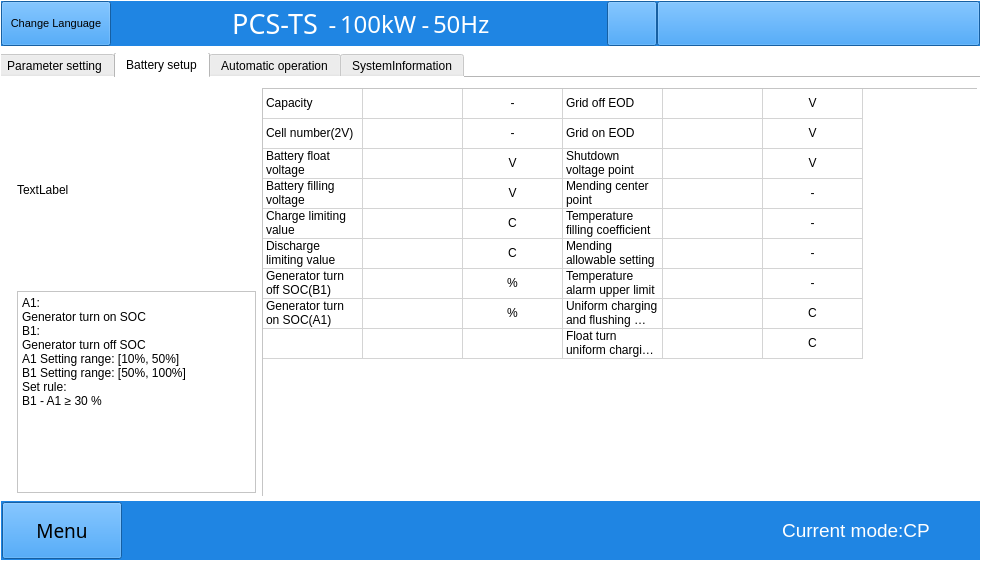
megarevolpr/Win, file win.ui: the form before one commit.
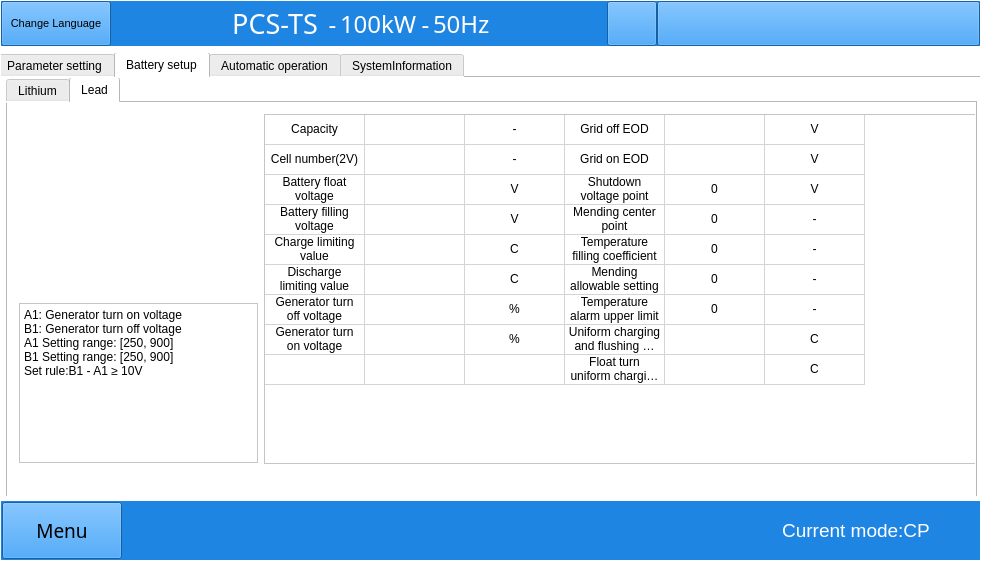
The form after the commit. The open tabs and pages were chosen to show the change. Icons and pictures are not drawn.

```diff
--- a/win.ui
+++ b/win.ui
@@ -8032,7 +8032,7 @@
         <attribute name="title">
          <string>Battery setup</string>
         </attribute>
-        <widget class="QStackedWidget" name="BatterSet_stackedWidget">
+        <widget class="QTabWidget" name="BatterSet_tabWidget">
          <property name="geometry">
           <rect>
            <x>9</x>
@@ -8044,392 +8044,10 @@
          <property name="currentIndex">
           <number>1</number>
          </property>
-         <widget class="QWidget" name="Lead_stackedWidgetPage">
-          <widget class="QWidget" name="horizontalLayoutWidget_10">
-           <property name="geometry">
-            <rect>
-             <x>0</x>
-             <y>0</y>
-             <width>973</width>
-             <height>421</height>
-            </rect>
-           </property>
-           <layout class="QHBoxLayout" name="horizontalLayout_30">
-            <item>
-             <layout class="QVBoxLayout" name="verticalLayout_38">
-              <item>
-               <widget class="QLabel" name="label_23">
-                <property name="minimumSize">
-                 <size>
-                  <width>239</width>
-                  <height>203</height>
-                 </size>
-                </property>
-                <property name="maximumSize">
-                 <size>
-                  <width>239</width>
-                  <height>203</height>
-                 </size>
-                </property>
-                <property name="styleSheet">
-                 <string notr="true">border-image: url(:/new_ui/UI/BatterySOC.png);</string>
-                </property>
-                <property name="text">
-                 <string>TextLabel</string>
-                </property>
-               </widget>
-              </item>
-              <item>
-               <widget class="QPlainTextEdit" name="plainTextEdit_2">
-                <property name="minimumSize">
-                 <size>
-                  <width>239</width>
-                  <height>202</height>
-                 </size>
-                </property>
-                <property name="maximumSize">
-                 <size>
-                  <width>239</width>
-                  <height>202</height>
-                 </size>
-                </property>
-                <property name="plainText">
-                 <string>A1: 
-Generator turn on SOC
-B1: 
-Generator turn off SOC
-A1 Setting range: [10%, 50%]
-B1 Setting range: [50%, 100%]
-Set rule:
-B1 - A1 ≥ 30 %
-</string>
-                </property>
-               </widget>
-              </item>
-             </layout>
-            </item>
-            <item>
-             <widget class="QTableWidget" name="Lead_Tab">
-              <property name="minimumSize">
-               <size>
-                <width>721</width>
-                <height>414</height>
-               </size>
-              </property>
-              <property name="maximumSize">
-               <size>
-                <width>721</width>
-                <height>414</height>
-               </size>
-              </property>
-              <attribute name="horizontalHeaderVisible">
-               <bool>false</bool>
-              </attribute>
-              <attribute name="verticalHeaderVisible">
-               <bool>false</bool>
-              </attribute>
-              <row>
-               <property name="text">
-                <string>New Row</string>
-               </property>
-              </row>
-              <row>
-               <property name="text">
-                <string>New Row</string>
-               </property>
-              </row>
-              <row>
-               <property name="text">
-                <string>New Row</string>
-               </property>
-              </row>
-              <row>
-               <property name="text">
-                <string>New Row</string>
-               </property>
-              </row>
-              <row>
-               <property name="text">
-                <string>New Row</string>
-               </property>
-              </row>
-              <row>
-               <property name="text">
-                <string>New Row</string>
-               </property>
-              </row>
-              <row>
-               <property name="text">
-                <string>New Row</string>
-               </property>
-              </row>
-              <row>
-               <property name="text">
-                <string>8</string>
-               </property>
-              </row>
-              <row>
-               <property name="text">
-                <string>9</string>
-               </property>
-              </row>
-              <column>
-               <property name="text">
-                <string>Name</string>
-               </property>
-              </column>
-              <column>
-               <property name="text">
-                <string>Value</string>
-               </property>
-              </column>
-              <column>
-               <property name="text">
-                <string>Unit</string>
-               </property>
-              </column>
-              <column>
-               <property name="text">
-                <string>Name</string>
-               </property>
-              </column>
-              <column>
-               <property name="text">
-                <string>Value</string>
-               </property>
-              </column>
-              <column>
-               <property name="text">
-                <string>Unit</string>
-               </property>
-              </column>
-              <item row="0" column="0">
-               <property name="text">
-                <string>Capacity</string>
-               </property>
-              </item>
-              <item row="0" column="2">
-               <property name="text">
-                <string>-</string>
-               </property>
-               <property name="textAlignment">
-                <set>AlignCenter</set>
-               </property>
-              </item>
-              <item row="0" column="3">
-               <property name="text">
-                <string>Grid off EOD</string>
-               </property>
-              </item>
-              <item row="0" column="5">
-               <property name="text">
-                <string>V</string>
-               </property>
-               <property name="textAlignment">
-                <set>AlignCenter</set>
-               </property>
-              </item>
-              <item row="1" column="0">
-               <property name="text">
-                <string>Cell number(2V)</string>
-               </property>
-              </item>
-              <item row="1" column="2">
-               <property name="text">
-                <string>-</string>
-               </property>
-               <property name="textAlignment">
-                <set>AlignCenter</set>
-               </property>
-              </item>
-              <item row="1" column="3">
-               <property name="text">
-                <string>Grid on EOD</string>
-               </property>
-              </item>
-              <item row="1" column="5">
-               <property name="text">
-                <string>V</string>
-               </property>
-               <property name="textAlignment">
-                <set>AlignCenter</set>
-               </property>
-              </item>
-              <item row="2" column="0">
-               <property name="text">
-                <string>Battery float voltage</string>
-               </property>
-              </item>
-              <item row="2" column="2">
-               <property name="text">
-                <string>V</string>
-               </property>
-               <property name="textAlignment">
-                <set>AlignCenter</set>
-               </property>
-              </item>
-              <item row="2" column="3">
-               <property name="text">
-                <string>Shutdown voltage point</string>
-               </property>
-              </item>
-              <item row="2" column="5">
-               <property name="text">
-                <string>V</string>
-               </property>
-               <property name="textAlignment">
-                <set>AlignCenter</set>
-               </property>
-              </item>
-              <item row="3" column="0">
-               <property name="text">
-                <string>Battery filling voltage</string>
-               </property>
-              </item>
-              <item row="3" column="2">
-               <property name="text">
-                <string>V</string>
-               </property>
-               <property name="textAlignment">
-                <set>AlignCenter</set>
-               </property>
-              </item>
-              <item row="3" column="3">
-               <property name="text">
-                <string>Mending center point</string>
-               </property>
-              </item>
-              <item row="3" column="5">
-               <property name="text">
-                <string>-</string>
-               </property>
-               <property name="textAlignment">
-                <set>AlignCenter</set>
-               </property>
-              </item>
-              <item row="4" column="0">
-               <property name="text">
-                <string>Charge limiting value</string>
-               </property>
-              </item>
-              <item row="4" column="2">
-               <property name="text">
-                <string>C</string>
-               </property>
-               <property name="textAlignment">
-                <set>AlignCenter</set>
-               </property>
-              </item>
-              <item row="4" column="3">
-               <property name="text">
-                <string>Temperature filling coefficient</string>
-               </property>
-              </item>
-              <item row="4" column="5">
-               <property name="text">
-                <string>-</string>
-               </property>
-               <property name="textAlignment">
-                <set>AlignCenter</set>
-               </property>
-              </item>
-              <item row="5" column="0">
-               <property name="text">
-                <string>Discharge limiting value</string>
-               </property>
-              </item>
-              <item row="5" column="2">
-               <property name="text">
-                <string>C</string>
-               </property>
-               <property name="textAlignment">
-                <set>AlignCenter</set>
-               </property>
-              </item>
-              <item row="5" column="3">
-               <property name="text">
-                <string>Mending allowable setting</string>
-               </property>
-              </item>
-              <item row="5" column="5">
-               <property name="text">
-                <string>-</string>
-               </property>
-               <property name="textAlignment">
-                <set>AlignCenter</set>
-               </property>
-              </item>
-              <item row="6" column="0">
-               <property name="text">
-                <string>Generator turn off SOC(B1)</string>
-               </property>
-              </item>
-              <item row="6" column="2">
-               <property name="text">
-                <string>%</string>
-               </property>
-               <property name="textAlignment">
-                <set>AlignCenter</set>
-               </property>
-              </item>
-              <item row="6" column="3">
-               <property name="text">
-                <string>Temperature alarm upper limit</string>
-               </property>
-              </item>
-              <item row="6" column="5">
-               <property name="text">
-                <string>-</string>
-               </property>
-               <property name="textAlignment">
-                <set>AlignCenter</set>
-               </property>
-              </item>
-              <item row="7" column="0">
-               <property name="text">
-                <string>Generator turn on SOC(A1)</string>
-               </property>
-              </item>
-              <item row="7" column="2">
-               <property name="text">
-                <string>%</string>
-               </property>
-               <property name="textAlignment">
-                <set>AlignCenter</set>
-               </property>
-              </item>
-              <item row="7" column="3">
-               <property name="text">
-                <string>Uniform charging and flushing current</string>
-               </property>
-              </item>
-              <item row="7" column="5">
-               <property name="text">
-                <string>C</string>
-               </property>
-               <property name="textAlignment">
-                <set>AlignCenter</set>
-               </property>
-              </item>
-              <item row="8" column="3">
-               <property name="text">
-                <string>Float turn uniform charging current</string>
-               </property>
-              </item>
-              <item row="8" column="5">
-               <property name="text">
-                <string>C</string>
-               </property>
-               <property name="textAlignment">
-                <set>AlignCenter</set>
-               </property>
-              </item>
-             </widget>
-            </item>
-           </layout>
-          </widget>
-         </widget>
-         <widget class="QWidget" name="Lithium_stackedWidgetPage">
+         <widget class="QWidget" name="Lithium_tabWidgetPage" native="true">
+          <attribute name="title">
+           <string>Lithium</string>
+          </attribute>
           <widget class="QTableWidget" name="Lithum_Tab">
            <property name="geometry">
             <rect>
@@ -8878,7 +8496,621 @@
            </layout>
           </widget>
          </widget>
-         <widget class="QWidget" name="NOBAT_stackedWidgetPage"/>
+         <widget class="QWidget" name="Lead_tabWidgetPage" native="true">
+          <attribute name="title">
+           <string>Lead</string>
+          </attribute>
+          <widget class="QWidget" name="horizontalLayoutWidget_10">
+           <property name="geometry">
+            <rect>
+             <x>0</x>
+             <y>0</y>
+             <width>970</width>
+             <height>371</height>
+            </rect>
+           </property>
+           <layout class="QHBoxLayout" name="horizontalLayout_30">
+            <item>
+             <layout class="QVBoxLayout" name="verticalLayout_38">
+              <item>
+               <widget class="QLabel" name="label_23">
+                <property name="minimumSize">
+                 <size>
+                  <width>239</width>
+                  <height>190</height>
+                 </size>
+                </property>
+                <property name="maximumSize">
+                 <size>
+                  <width>239</width>
+                  <height>190</height>
+                 </size>
+                </property>
+                <property name="styleSheet">
+                 <string notr="true">border-image: url(:/new_ui/UI/BatterySOC_new.png);</string>
+                </property>
+                <property name="text">
+                 <string/>
+                </property>
+               </widget>
+              </item>
+              <item>
+               <widget class="QPlainTextEdit" name="plainTextEdit_2">
+                <property name="minimumSize">
+                 <size>
+                  <width>239</width>
+                  <height>160</height>
+                 </size>
+                </property>
+                <property name="maximumSize">
+                 <size>
+                  <width>239</width>
+                  <height>160</height>
+                 </size>
+                </property>
+                <property name="plainText">
+                 <string>A1: Generator turn on voltage
+B1: Generator turn off voltage
+A1 Setting range: [250, 900]
+B1 Setting range: [250, 900]
+Set rule:B1 - A1 ≥ 10V</string>
+                </property>
+               </widget>
+              </item>
+             </layout>
+            </item>
+            <item>
+             <widget class="QTableWidget" name="Lead_Tab">
+              <property name="minimumSize">
+               <size>
+                <width>721</width>
+                <height>350</height>
+               </size>
+              </property>
+              <property name="maximumSize">
+               <size>
+                <width>350</width>
+                <height>390</height>
+               </size>
+              </property>
+              <attribute name="horizontalHeaderVisible">
+               <bool>false</bool>
+              </attribute>
+              <attribute name="verticalHeaderVisible">
+               <bool>false</bool>
+              </attribute>
+              <row>
+               <property name="text">
+                <string>New Row</string>
+               </property>
+              </row>
+              <row>
+               <property name="text">
+                <string>New Row</string>
+               </property>
+              </row>
+              <row>
+               <property name="text">
+                <string>New Row</string>
+               </property>
+              </row>
+              <row>
+               <property name="text">
+                <string>New Row</string>
+               </property>
+              </row>
+              <row>
+               <property name="text">
+                <string>New Row</string>
+               </property>
+              </row>
+              <row>
+               <property name="text">
+                <string>New Row</string>
+               </property>
+              </row>
+              <row>
+               <property name="text">
+                <string>New Row</string>
+               </property>
+              </row>
+              <row>
+               <property name="text">
+                <string>8</string>
+               </property>
+              </row>
+              <row>
+               <property name="text">
+                <string>9</string>
+               </property>
+              </row>
+              <column>
+               <property name="text">
+                <string>Name</string>
+               </property>
+              </column>
+              <column>
+               <property name="text">
+                <string>Value</string>
+               </property>
+              </column>
+              <column>
+               <property name="text">
+                <string>Unit</string>
+               </property>
+              </column>
+              <column>
+               <property name="text">
+                <string>Name</string>
+               </property>
+              </column>
+              <column>
+               <property name="text">
+                <string>Value</string>
+               </property>
+              </column>
+              <column>
+               <property name="text">
+                <string>Unit</string>
+               </property>
+              </column>
+              <item row="0" column="0">
+               <property name="text">
+                <string>Capacity</string>
+               </property>
+               <property name="textAlignment">
+                <set>AlignCenter</set>
+               </property>
+              </item>
+              <item row="0" column="2">
+               <property name="text">
+                <string>-</string>
+               </property>
+               <property name="textAlignment">
+                <set>AlignCenter</set>
+               </property>
+              </item>
+              <item row="0" column="3">
+               <property name="text">
+                <string>Grid off EOD</string>
+               </property>
+               <property name="textAlignment">
+                <set>AlignCenter</set>
+               </property>
+              </item>
+              <item row="0" column="5">
+               <property name="text">
+                <string>V</string>
+               </property>
+               <property name="textAlignment">
+                <set>AlignCenter</set>
+               </property>
+              </item>
+              <item row="1" column="0">
+               <property name="text">
+                <string>Cell number(2V)</string>
+               </property>
+               <property name="textAlignment">
+                <set>AlignCenter</set>
+               </property>
+              </item>
+              <item row="1" column="2">
+               <property name="text">
+                <string>-</string>
+               </property>
+               <property name="textAlignment">
+                <set>AlignCenter</set>
+               </property>
+              </item>
+              <item row="1" column="3">
+               <property name="text">
+                <string>Grid on EOD</string>
+               </property>
+               <property name="textAlignment">
+                <set>AlignCenter</set>
+               </property>
+              </item>
+              <item row="1" column="5">
+               <property name="text">
+                <string>V</string>
+               </property>
+               <property name="textAlignment">
+                <set>AlignCenter</set>
+               </property>
+              </item>
+              <item row="2" column="0">
+               <property name="text">
+                <string>Battery float voltage</string>
+               </property>
+               <property name="textAlignment">
+                <set>AlignCenter</set>
+               </property>
+              </item>
+              <item row="2" column="2">
+               <property name="text">
+                <string>V</string>
+               </property>
+               <property name="textAlignment">
+                <set>AlignCenter</set>
+               </property>
+              </item>
+              <item row="2" column="3">
+               <property name="text">
+                <string>Shutdown voltage point</string>
+               </property>
+               <property name="textAlignment">
+                <set>AlignCenter</set>
+               </property>
+               <property name="foreground">
+                <brush brushstyle="NoBrush">
+                 <color alpha="255">
+                  <red>138</red>
+                  <green>138</green>
+                  <blue>138</blue>
+                 </color>
+                </brush>
+               </property>
+               <property name="flags">
+                <set>ItemIsDragEnabled|ItemIsUserCheckable|ItemIsEnabled</set>
+               </property>
+              </item>
+              <item row="2" column="4">
+               <property name="text">
+                <string>0</string>
+               </property>
+               <property name="textAlignment">
+                <set>AlignCenter</set>
+               </property>
+               <property name="foreground">
+                <brush brushstyle="NoBrush">
+                 <color alpha="255">
+                  <red>138</red>
+                  <green>138</green>
+                  <blue>138</blue>
+                 </color>
+                </brush>
+               </property>
+              </item>
+              <item row="2" column="5">
+               <property name="text">
+                <string>V</string>
+               </property>
+               <property name="textAlignment">
+                <set>AlignCenter</set>
+               </property>
+              </item>
+              <item row="3" column="0">
+               <property name="text">
+                <string>Battery filling voltage</string>
+               </property>
+               <property name="textAlignment">
+                <set>AlignCenter</set>
+               </property>
+              </item>
+              <item row="3" column="2">
+               <property name="text">
+                <string>V</string>
+               </property>
+               <property name="textAlignment">
+                <set>AlignCenter</set>
+               </property>
+              </item>
+              <item row="3" column="3">
+               <property name="text">
+                <string>Mending center point</string>
+               </property>
+               <property name="textAlignment">
+                <set>AlignCenter</set>
+               </property>
+               <property name="foreground">
+                <brush brushstyle="NoBrush">
+                 <color alpha="255">
+                  <red>138</red>
+                  <green>138</green>
+                  <blue>138</blue>
+                 </color>
+                </brush>
+               </property>
+               <property name="flags">
+                <set>ItemIsDragEnabled|ItemIsUserCheckable|ItemIsEnabled</set>
+               </property>
+              </item>
+              <item row="3" column="4">
+               <property name="text">
+                <string>0</string>
+               </property>
+               <property name="textAlignment">
+                <set>AlignCenter</set>
+               </property>
+               <property name="background">
+                <brush brushstyle="NoBrush">
+                 <color alpha="255">
+                  <red>138</red>
+                  <green>138</green>
+                  <blue>138</blue>
+                 </color>
+                </brush>
+               </property>
+               <property name="foreground">
+                <brush brushstyle="NoBrush">
+                 <color alpha="255">
+                  <red>138</red>
+                  <green>138</green>
+                  <blue>138</blue>
+                 </color>
+                </brush>
+               </property>
+              </item>
+              <item row="3" column="5">
+               <property name="text">
+                <string>-</string>
+               </property>
+               <property name="textAlignment">
+                <set>AlignCenter</set>
+               </property>
+              </item>
+              <item row="4" column="0">
+               <property name="text">
+                <string>Charge limiting value</string>
+               </property>
+               <property name="textAlignment">
+                <set>AlignCenter</set>
+               </property>
+              </item>
+              <item row="4" column="2">
+               <property name="text">
+                <string>C</string>
+               </property>
+               <property name="textAlignment">
+                <set>AlignCenter</set>
+               </property>
+              </item>
+              <item row="4" column="3">
+               <property name="text">
+                <string>Temperature filling coefficient</string>
+               </property>
+               <property name="textAlignment">
+                <set>AlignCenter</set>
+               </property>
+               <property name="foreground">
+                <brush brushstyle="NoBrush">
+                 <color alpha="255">
+                  <red>138</red>
+                  <green>138</green>
+                  <blue>138</blue>
+                 </color>
+                </brush>
+               </property>
+               <property name="flags">
+                <set>ItemIsDragEnabled|ItemIsUserCheckable|ItemIsEnabled</set>
+               </property>
+              </item>
+              <item row="4" column="4">
+               <property name="text">
+                <string>0</string>
+               </property>
+               <property name="textAlignment">
+                <set>AlignCenter</set>
+               </property>
+               <property name="foreground">
+                <brush brushstyle="NoBrush">
+                 <color alpha="255">
+                  <red>138</red>
+                  <green>138</green>
+                  <blue>138</blue>
+                 </color>
+                </brush>
+               </property>
+               <property name="flags">
+                <set>ItemIsDragEnabled|ItemIsUserCheckable|ItemIsEnabled</set>
+               </property>
+              </item>
+              <item row="4" column="5">
+               <property name="text">
+                <string>-</string>
+               </property>
+               <property name="textAlignment">
+                <set>AlignCenter</set>
+               </property>
+              </item>
+              <item row="5" column="0">
+               <property name="text">
+                <string>Discharge limiting value</string>
+               </property>
+               <property name="textAlignment">
+                <set>AlignCenter</set>
+               </property>
+              </item>
+              <item row="5" column="2">
+               <property name="text">
+                <string>C</string>
+               </property>
+               <property name="textAlignment">
+                <set>AlignCenter</set>
+               </property>
+              </item>
+              <item row="5" column="3">
+               <property name="text">
+                <string>Mending allowable setting</string>
+               </property>
+               <property name="textAlignment">
+                <set>AlignCenter</set>
+               </property>
+               <property name="foreground">
+                <brush brushstyle="NoBrush">
+                 <color alpha="255">
+                  <red>138</red>
+                  <green>138</green>
+                  <blue>138</blue>
+                 </color>
+                </brush>
+               </property>
+               <property name="flags">
+                <set>ItemIsDragEnabled|ItemIsUserCheckable|ItemIsEnabled</set>
+               </property>
+              </item>
+              <item row="5" column="4">
+               <property name="text">
+                <string>0</string>
+               </property>
+               <property name="textAlignment">
+                <set>AlignCenter</set>
+               </property>
+               <property name="foreground">
+                <brush brushstyle="NoBrush">
+                 <color alpha="255">
+                  <red>138</red>
+                  <green>138</green>
+                  <blue>138</blue>
+                 </color>
+                </brush>
+               </property>
+               <property name="flags">
+                <set>ItemIsDragEnabled|ItemIsUserCheckable|ItemIsEnabled</set>
+               </property>
+              </item>
+              <item row="5" column="5">
+               <property name="text">
+                <string>-</string>
+               </property>
+               <property name="textAlignment">
+                <set>AlignCenter</set>
+               </property>
+              </item>
+              <item row="6" column="0">
+               <property name="text">
+                <string>Generator turn off voltage</string>
+               </property>
+               <property name="textAlignment">
+                <set>AlignCenter</set>
+               </property>
+              </item>
+              <item row="6" column="2">
+               <property name="text">
+                <string>%</string>
+               </property>
+               <property name="textAlignment">
+                <set>AlignCenter</set>
+               </property>
+              </item>
+              <item row="6" column="3">
+               <property name="text">
+                <string>Temperature alarm upper limit</string>
+               </property>
+               <property name="textAlignment">
+                <set>AlignCenter</set>
+               </property>
+               <property name="foreground">
+                <brush brushstyle="NoBrush">
+                 <color alpha="255">
+                  <red>138</red>
+                  <green>138</green>
+                  <blue>138</blue>
+                 </color>
+                </brush>
+               </property>
+               <property name="flags">
+                <set>ItemIsDragEnabled|ItemIsUserCheckable|ItemIsEnabled</set>
+               </property>
+              </item>
+              <item row="6" column="4">
+               <property name="text">
+                <string>0</string>
+               </property>
+               <property name="textAlignment">
+                <set>AlignCenter</set>
+               </property>
+               <property name="foreground">
+                <brush brushstyle="NoBrush">
+                 <color alpha="255">
+                  <red>138</red>
+                  <green>138</green>
+                  <blue>138</blue>
+                 </color>
+                </brush>
+               </property>
+               <property name="flags">
+                <set>ItemIsDragEnabled|ItemIsUserCheckable|ItemIsEnabled</set>
+               </property>
+              </item>
+              <item row="6" column="5">
+               <property name="text">
+                <string>-</string>
+               </property>
+               <property name="textAlignment">
+                <set>AlignCenter</set>
+               </property>
+              </item>
+              <item row="7" column="0">
+               <property name="text">
+                <string>Generator turn on voltage</string>
+               </property>
+               <property name="textAlignment">
+                <set>AlignCenter</set>
+               </property>
+              </item>
+              <item row="7" column="2">
+               <property name="text">
+                <string>%</string>
+               </property>
+               <property name="textAlignment">
+                <set>AlignCenter</set>
+               </property>
+              </item>
+              <item row="7" column="3">
+               <property name="text">
+                <string>Uniform charging and flushing current</string>
+               </property>
+               <property name="textAlignment">
+                <set>AlignCenter</set>
+               </property>
+              </item>
+              <item row="7" column="4">
+               <property name="text">
+                <string/>
+               </property>
+               <property name="textAlignment">
+                <set>AlignCenter</set>
+               </property>
+               <property name="foreground">
+                <brush brushstyle="NoBrush">
+                 <color alpha="255">
+                  <red>0</red>
+                  <green>0</green>
+                  <blue>0</blue>
+                 </color>
+                </brush>
+               </property>
+              </item>
+              <item row="7" column="5">
+               <property name="text">
+                <string>C</string>
+               </property>
+               <property name="textAlignment">
+                <set>AlignCenter</set>
+               </property>
+              </item>
+              <item row="8" column="3">
+               <property name="text">
+                <string>Float turn uniform charging current</string>
+               </property>
+               <property name="textAlignment">
+                <set>AlignCenter</set>
+               </property>
+              </item>
+              <item row="8" column="5">
+               <property name="text">
+                <string>C</string>
+               </property>
+               <property name="textAlignment">
+                <set>AlignCenter</set>
+               </property>
+              </item>
+             </widget>
+            </item>
+           </layout>
+          </widget>
+         </widget>
         </widget>
        </widget>
        <widget class="QWidget" name="Automatic_page">
```
Left out of the diff: 10 changed lines with no effect on the pictures.
